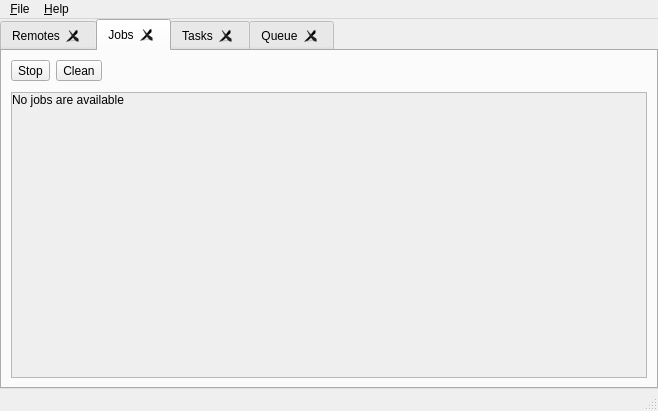
Before: the Qt Designer form src/main_window.ui in holazt/RcloneBrowser, drawn with Qt 5.
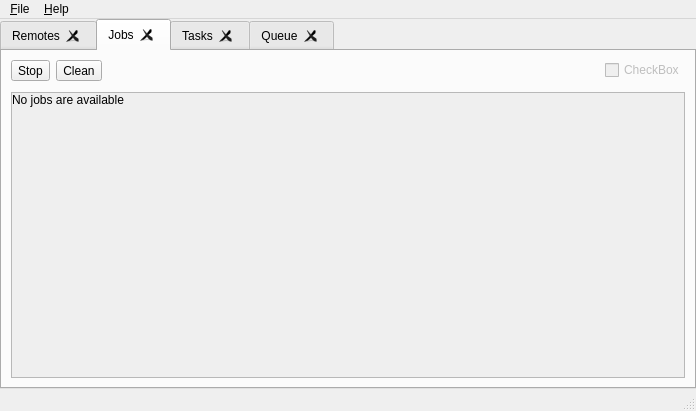
After: the same form once the commit is applied. The open tabs and pages were chosen to show the change.

Commit message: tweaked main window layout

The edit to the form file:
```diff
--- a/src/main_window.ui
+++ b/src/main_window.ui
@@ -6,7 +6,7 @@
    <rect>
     <x>0</x>
     <y>0</y>
-    <width>658</width>
+    <width>696</width>
     <height>411</height>
    </rect>
   </property>
@@ -177,6 +177,16 @@
             </property>
            </spacer>
           </item>
+          <item>
+           <widget class="QCheckBox" name="layoutcontrol2">
+            <property name="enabled">
+             <bool>false</bool>
+            </property>
+            <property name="text">
+             <string>CheckBox</string>
+            </property>
+           </widget>
+          </item>
          </layout>
         </item>
         <item>
@@ -205,8 +215,8 @@
             <rect>
              <x>0</x>
              <y>0</y>
-             <width>610</width>
-             <height>250</height>
+             <width>648</width>
+             <height>245</height>
             </rect>
            </property>
            <layout class="QVBoxLayout" name="verticalLayout_4">
@@ -618,7 +628,7 @@
     <rect>
      <x>0</x>
      <y>0</y>
-     <width>658</width>
+     <width>696</width>
      <height>22</height>
     </rect>
    </property>
```
Left out of the diff: 25 changed lines with no effect on the pictures. The commit also changes 1 other file.
